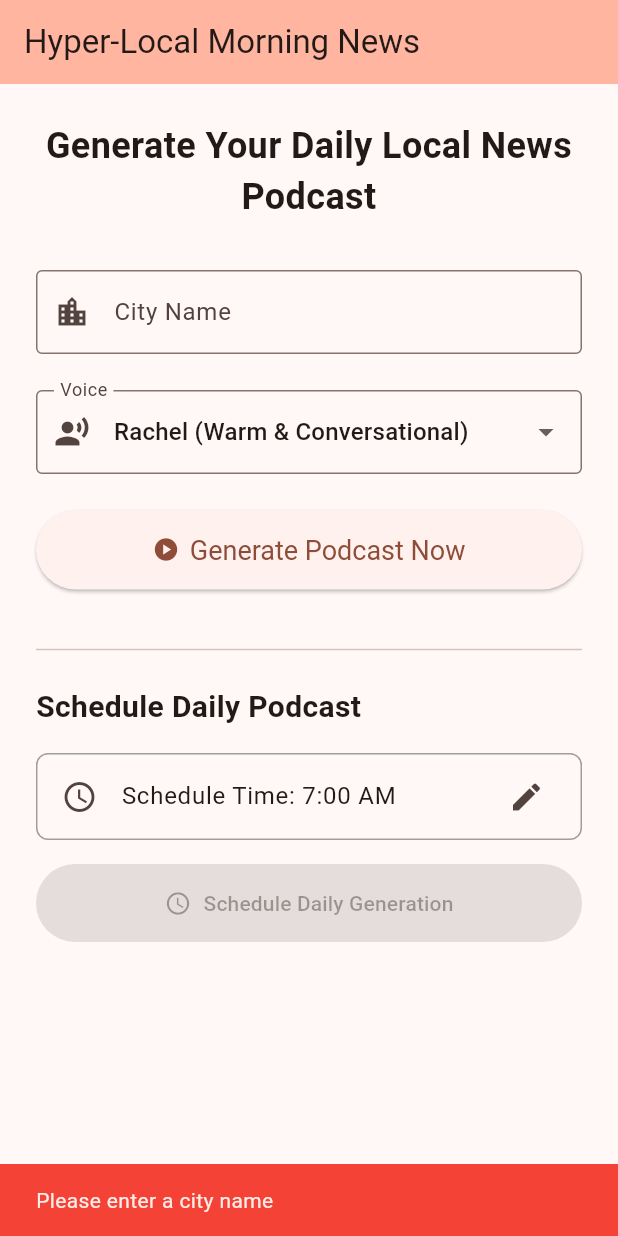
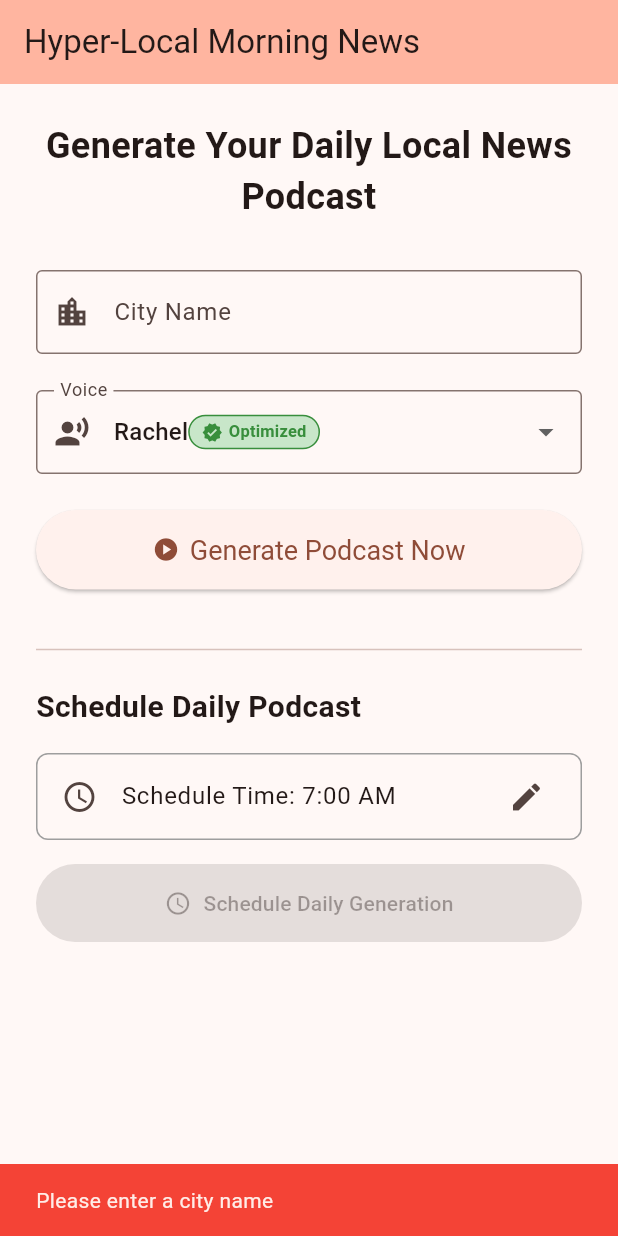
Before and after one commit to sgardoll/LocalVoxNews, a Flutter app: the screen it shows after launch, after a tap on "Generate Podcast Now", on a phone screen of 412 x 824 dp. Run offline on Flutter 3.47's test engine with Material 3 defaults, Android fonts, the phone set to English and light mode, and no system bars; our stand-ins replace audioplayers; network calls fail.

Commit message:
Add visual indicators for premium voices and sort them to the top
Enhance the voice selection UI by fetching voice labels, differentiating premade voices, and sorting them to the top of the dropdown list.

Replit-Commit-Author: Agent
Replit-Commit-Session-Id: b1606ebc-73fa-415e-9918-e672c65273cf
Replit-Commit-Checkpoint-Type: full_checkpoint
Replit-Commit-Screenshot-Url: https://storage.googleapis.com/screenshot-production-us-central1/f0536dbe-ba98-46c3-83c2-5b527faaa9db/b1606ebc-73fa-415e-9918-e672c65273cf/dfAWbzt

```diff
--- a/news_generator/lib/main.dart
+++ b/news_generator/lib/main.dart
@@ -42,7 +42,7 @@ class _NewsGeneratorHomeState extends State<NewsGeneratorHome> {
   TimeOfDay _scheduledTime = const TimeOfDay(hour: 7, minute: 0);
   List<String> _citySuggestions = [];
   bool _isScheduled = false;
-  List<Map<String, String>> _availableVoices = [];
+  List<Map<String, dynamic>> _availableVoices = [];
   bool _isLoadingVoices = true;
 
   @override
@@ -65,9 +65,19 @@ class _NewsGeneratorHomeState extends State<NewsGeneratorHome> {
           _availableVoices = voices.map((voice) => {
             'id': voice['id'] as String,
             'name': voice['name'] as String,
+            'is_premade': voice['is_premade'] as bool? ?? false,
           }).toList();
+
+          _availableVoices.sort((a, b) {
+            final aPremade = a['is_premade'] as bool;
+            final bPremade = b['is_premade'] as bool;
+            if (aPremade && !bPremade) return -1;
+            if (!aPremade && bPremade) return 1;
+            return 0;
+          });
+
           if (_availableVoices.isNotEmpty) {
-            _selectedVoice = _availableVoices[0]['id'];
+            _selectedVoice = _availableVoices[0]['id'] as String;
           }
           _isLoadingVoices = false;
         });
@@ -83,14 +93,14 @@ class _NewsGeneratorHomeState extends State<NewsGeneratorHome> {
   void _useDefaultVoices() {
     setState(() {
       _availableVoices = [
-        {'id': 'Rachel', 'name': 'Rachel (Warm & Conversational)'},
-        {'id': 'Drew', 'name': 'Drew (Professional Male)'},
-        {'id': 'Clyde', 'name': 'Clyde (Energetic)'},
-        {'id': 'Paul', 'name': 'Paul (Authoritative)'},
-        {'id': 'Domi', 'name': 'Domi (Friendly Female)'},
-        {'id': 'Dave', 'name': 'Dave (Natural Male)'},
+        {'id': 'Rachel', 'name': 'Rachel', 'is_premade': true},
+        {'id': 'Drew', 'name': 'Drew', 'is_premade': true},
+        {'id': 'Clyde', 'name': 'Clyde', 'is_premade': true},
+        {'id': 'Paul', 'name': 'Paul', 'is_premade': true},
+        {'id': 'Domi', 'name': 'Domi', 'is_premade': true},
+        {'id': 'Dave', 'name': 'Dave', 'is_premade': true},
       ];
-      _selectedVoice = _availableVoices[0]['id'];
+      _selectedVoice = _availableVoices[0]['id'] as String;
       _isLoadingVoices = false;
     });
   }
@@ -294,9 +304,50 @@ class _NewsGeneratorHomeState extends State<NewsGeneratorHome> {
                     prefixIcon: Icon(Icons.record_voice_over),
                   ),
                   items: _availableVoices.map((voice) {
+                    final isPremade = voice['is_premade'] as bool? ?? false;
                     return DropdownMenuItem(
-                      value: voice['id'],
-                      child: Text(voice['name']!),
+                      value: voice['id'] as String,
+                      child: Row(
+                        children: [
+                          Expanded(
+                            child: Text(voice['name'] as String),
+                          ),
+                          if (isPremade)
+                            Container(
+                              padding: const EdgeInsets.symmetric(
+                                horizontal: 8,
+                                vertical: 2,
+                              ),
+                              decoration: BoxDecoration(
+                                color: Colors.green.shade100,
+                                borderRadius: BorderRadius.circular(12),
+                                border: Border.all(
+                                  color: Colors.green.shade700,
+                                  width: 1,
+                                ),
+                              ),
+                              child: Row(
+                                mainAxisSize: MainAxisSize.min,
+                                children: [
+                                  Icon(
+                                    Icons.verified,
+                                    size: 14,
+                                    color: Colors.green.shade700,
+                                  ),
+                                  const SizedBox(width: 4),
+                                  Text(
+                                    'Optimized',
+                                    style: TextStyle(
+                                      fontSize: 11,
+                                      fontWeight: FontWeight.w600,
+                                      color: Colors.green.shade700,
+                                    ),
+                                  ),
+                                ],
+                              ),
+                            ),
+                        ],
+                      ),
                     );
                   }).toList(),
                   onChanged: (value) {
```
Also changed, not shown: 2 other files.
